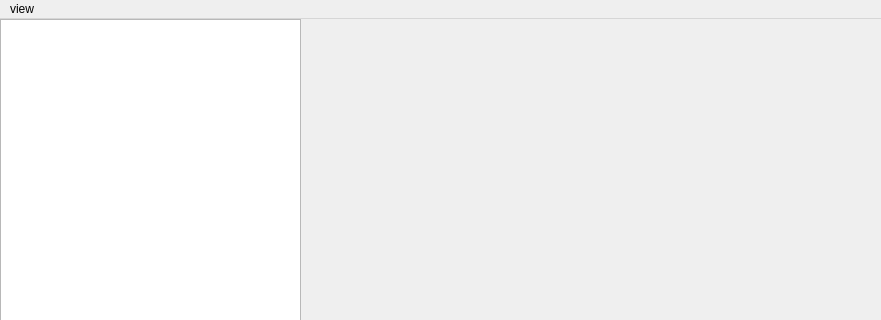
The window that mainwindow.ui (yunnsbz/File-Manager) describes before a commit, drawn with Qt 5; both pictures show x 0 to 881 and y 0 to 320 of the 881 by 602 pixel window.
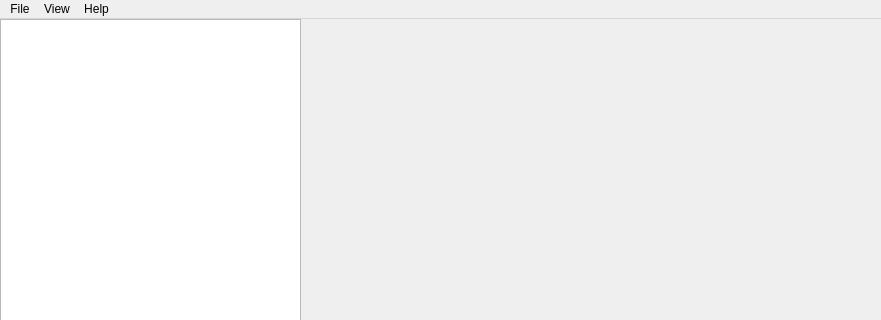
The same window after the commit.

Commit message: added Exit button and changed menu

```diff
--- a/mainwindow.ui
+++ b/mainwindow.ui
@@ -58,12 +58,12 @@
      <x>0</x>
      <y>0</y>
      <width>881</width>
-     <height>25</height>
+     <height>22</height>
     </rect>
    </property>
    <widget class="QMenu" name="menuview">
     <property name="title">
-     <string>view</string>
+     <string>View</string>
     </property>
     <addaction name="actionList_View"/>
     <addaction name="actionDetails_View"/>
@@ -71,7 +71,21 @@
     <addaction name="actionColumn_View"/>
     <addaction name="actionDual_Pane_View"/>
    </widget>
+   <widget class="QMenu" name="menuHelp">
+    <property name="title">
+     <string>Help</string>
+    </property>
+    <addaction name="actionAbout"/>
+   </widget>
+   <widget class="QMenu" name="menuFile">
+    <property name="title">
+     <string>File</string>
+    </property>
+    <addaction name="actionExit"/>
+   </widget>
+   <addaction name="menuFile"/>
    <addaction name="menuview"/>
+   <addaction name="menuHelp"/>
   </widget>
   <widget class="QStatusBar" name="statusbar"/>
   <action name="actionList_View">
```
Left out of the diff: 13 changed lines with no effect on the pictures. The commit also changes 2 other files.
